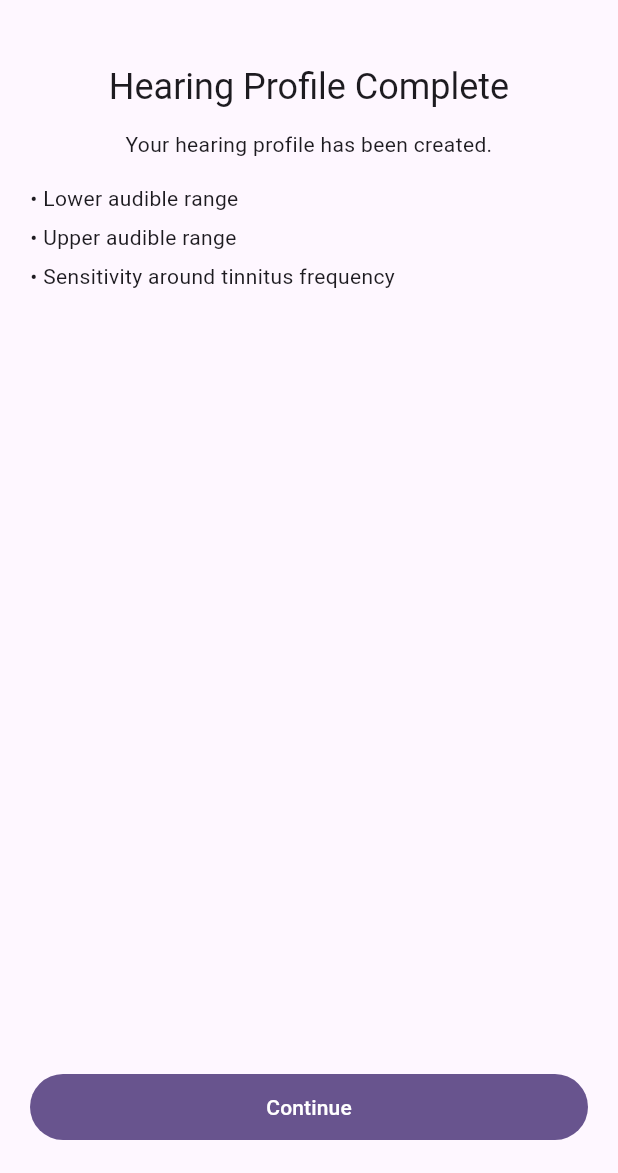
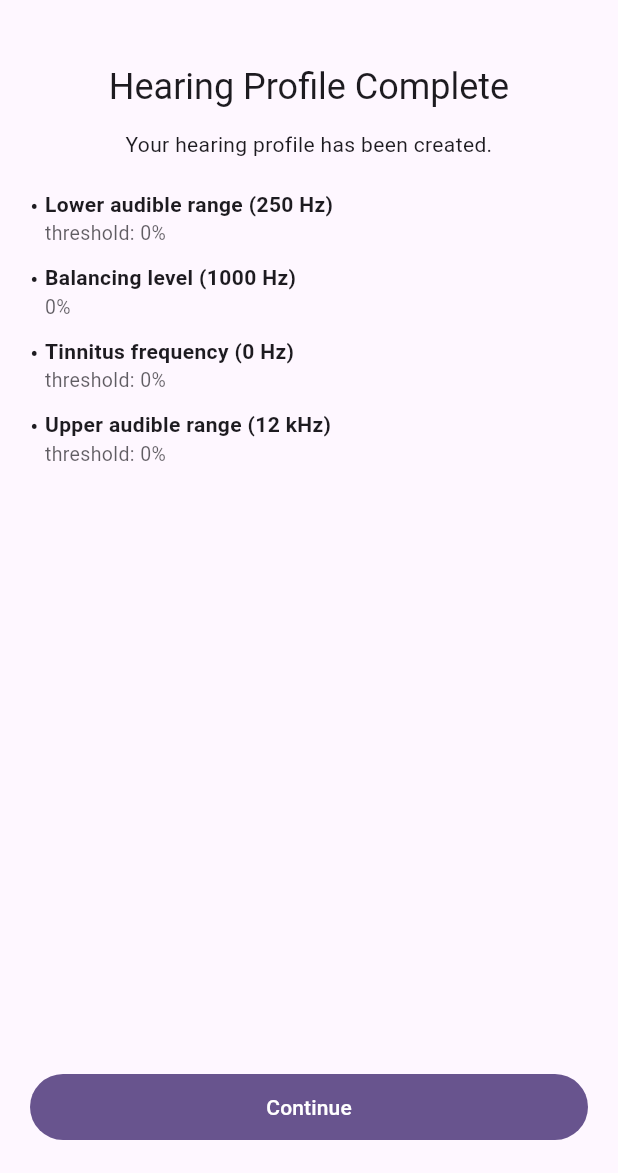
Before and after one commit to adarshchauhan095/audio_engine, a Flutter app: the _SummaryScreen screen opened directly with empty values, on a phone screen of 412 x 824 dp, the part 63-1236 px from its top. Run offline on Flutter 3.47's test engine with Material 3 defaults, Android fonts, the phone set to English and light mode, and no system bars; our stand-ins replace shared_preferences; missing offline and left inert: audio_session, dart:ffi; accounts and stored records are empty.

Commit message:
feat: complete milestone – hearing profile check, module boundary & debug timer Hearing Profile Check (hearing_profile_flow.dart) - Call runtime.prepareForHearingProfile() in initState so any running therapy   or debug session is cleanly stopped before the tone generator takes over - Enhance summary screen (Screen 6) to display actual measured values for each   frequency (threshold %, balancing %, or "skipped") instead of static bullets Audio runtime (audio_runtime_controller.dart) - Add prepareForHearingProfile() module boundary method; stops all active   sessions and resets the output stream before hearing profile tone playback Debug tests (debug_tests_screen.dart) - Raise default long-run stability test duration from 30 s to 300 s (5 min)   for more representative drift/leak testing Cleanup - Remove unused import `hearing_threshold_check_screen.dart` from dashboard_screen.dart - Fix pre-existing dangling_library_doc_comment in tinnitx_user_profile.dart

```diff
--- a/lib/hearing_profile_flow/hearing_profile_flow.dart
+++ b/lib/hearing_profile_flow/hearing_profile_flow.dart
@@ -32,6 +32,8 @@ class _HearingProfileFlowState extends State<HearingProfileFlow> {
   @override
   void initState() {
     super.initState();
+    // Stop any running therapy/debug session before the tone generator takes over.
+    widget.runtime.prepareForHearingProfile();
     _tones = ToneGeneratorService(widget.runtime);
     _amsFrequencyFuture = _loadAmsFrequencyHz();
   }
@@ -175,6 +177,11 @@ class _HearingProfileFlowState extends State<HearingProfileFlow> {
               case '/summary':
                 page = _SummaryScreen(
                   onContinue: () => _persistAndExit(amsHz: amsHz),
+                  threshold250: threshold250,
+                  balancing1000: balancing1000,
+                  thresholdAMS: thresholdAMS,
+                  threshold12k: threshold12k,
+                  amsHz: amsHz,
                 );
                 break;
               default:
@@ -518,11 +525,54 @@ class _BalancingScreenState extends State<_BalancingScreen> {
 }
 
 class _SummaryScreen extends StatelessWidget {
-  const _SummaryScreen({required this.onContinue});
+  const _SummaryScreen({
+    required this.onContinue,
+    required this.threshold250,
+    required this.balancing1000,
+    required this.thresholdAMS,
+    required this.threshold12k,
+    required this.amsHz,
+  });
+
   final VoidCallback onContinue;
+  final double? threshold250;
+  final double balancing1000;
+  final double? thresholdAMS;
+  final double? threshold12k;
+  final double amsHz;
+
+  String _fmtLevel(double? v) {
+    if (v == null) return 'skipped';
+    return '${(v * 100).toStringAsFixed(0)}%';
+  }
 
   @override
   Widget build(BuildContext context) {
+    final rows = [
+      (
+        label: 'Lower audible range (250 Hz)',
+        value: threshold250 == null
+            ? 'skipped'
+            : 'threshold: ${_fmtLevel(threshold250)}',
+      ),
+      (
+        label: 'Balancing level (1000 Hz)',
+        value: '${balancing1000.toStringAsFixed(0)}%',
+      ),
+      (
+        label: 'Tinnitus frequency (${amsHz.toStringAsFixed(0)} Hz)',
+        value: thresholdAMS == null
+            ? 'skipped'
+            : 'threshold: ${_fmtLevel(thresholdAMS)}',
+      ),
+      (
+        label: 'Upper audible range (12 kHz)',
+        value: threshold12k == null
+            ? 'skipped'
+            : 'threshold: ${_fmtLevel(threshold12k)}',
+      ),
+    ];
+
     return _BaseScaffold(
       body: Column(
         crossAxisAlignment: CrossAxisAlignment.stretch,
@@ -538,12 +588,39 @@ class _SummaryScreen extends StatelessWidget {
             'Your hearing profile has been created.',
             textAlign: TextAlign.center,
           ),
-          const SizedBox(height: 16),
-          const Text('• Lower audible range'),
-          const SizedBox(height: 6),
-          const Text('• Upper audible range'),
-          const SizedBox(height: 6),
-          const Text('• Sensitivity around tinnitus frequency'),
+          const SizedBox(height: 20),
+          ...rows.map(
+            (r) => Padding(
+              padding: const EdgeInsets.only(bottom: 10),
+              child: Row(
+                crossAxisAlignment: CrossAxisAlignment.start,
+                children: [
+                  const Text('• ', style: TextStyle(fontSize: 16)),
+                  Expanded(
+                    child: Column(
+                      crossAxisAlignment: CrossAxisAlignment.start,
+                      children: [
+                        Text(
+                          r.label,
+                          style: const TextStyle(fontWeight: FontWeight.w600),
+                        ),
+                        Text(
+                          r.value,
+                          style: TextStyle(
+                            color: Theme.of(context)
+                                .colorScheme
+                                .onSurface
+                                .withAlpha(180),
+                            fontSize: 13,
+                          ),
+                        ),
+                      ],
+                    ),
+                  ),
+                ],
+              ),
+            ),
+          ),
           const Spacer(),
           FilledButton(
             onPressed: onContinue,
--- a/lib/session/audio_runtime_controller.dart
+++ b/lib/session/audio_runtime_controller.dart
@@ -486,6 +486,14 @@ class AudioRuntimeController {
     setAmplitude(moduleDefaultAmplitude);
   }
 
+  /// Opening **Hearing Profile Check**: stops any running session/therapy so the
+  /// dedicated [ToneGeneratorService] starts with a clean engine state.
+  void prepareForHearingProfile() {
+    _prepareModuleBoundary();
+    setFrequency(moduleDefaultFrequencyHz);
+    setAmplitude(moduleDefaultAmplitude);
+  }
+
   void applySessionParams(SessionParams params) {
     if (_engine == null) return;
     setFrequency(params.frequencyHz);
--- a/lib/ui/screens/dashboard_screen.dart
+++ b/lib/ui/screens/dashboard_screen.dart
@@ -10,7 +10,6 @@ import 'settings_screen.dart';
 import 'therapy_session_screen.dart';
 import 'tinnitus_detection_screen.dart';
 import 'ams_matching_screen.dart';
-import 'hearing_threshold_check_screen.dart';
 import 'premium_features_screen.dart';
 import '../../hearing_profile_flow/hearing_profile_flow.dart';
 
--- a/lib/ui/screens/debug_tests_screen.dart
+++ b/lib/ui/screens/debug_tests_screen.dart
@@ -12,7 +12,7 @@ class DebugTestsScreen extends StatefulWidget {
 }
 
 class _DebugTestsScreenState extends State<DebugTestsScreen> {
-  int _longRunDurationSeconds = 30;
+  int _longRunDurationSeconds = 300;
 
   static const List<int> _longRunDurations = [
     15,
```
Also changed, not shown: lib/models/tinnitx_user_profile.dart (+4 -4 lines).
